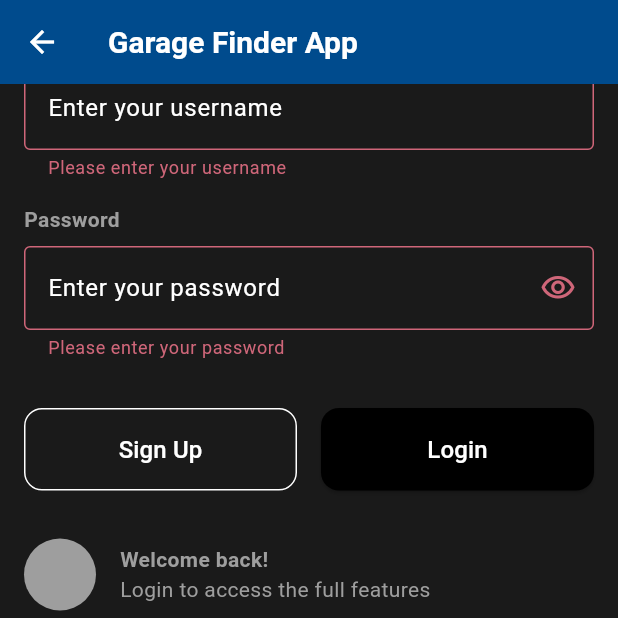
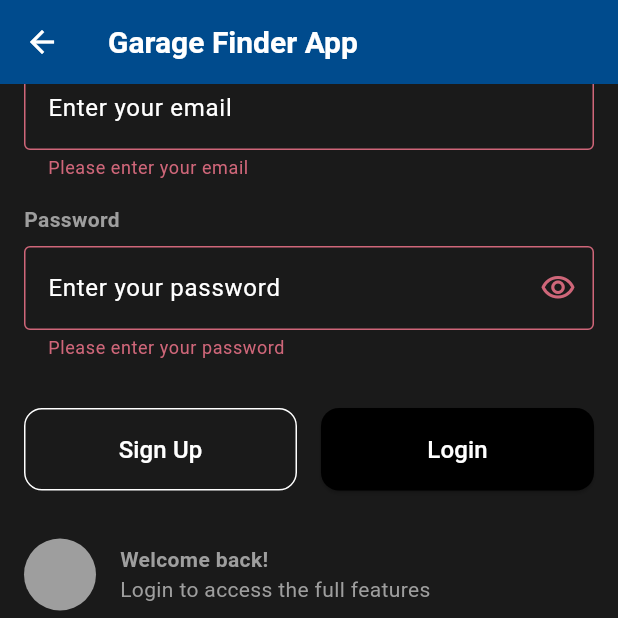
Before and after one commit to SalilMonga/GarageFinder, a Flutter app: the LoginPage screen opened by its route, scrolled down 56 dp, after a tap on "Login", on a phone screen of 412 x 824 dp, the top half of it. Run offline on Flutter 3.47's test engine with Material 3 defaults, Android fonts, the phone set to English and light mode, and no system bars; our stand-ins replace firebase_auth, firebase_core, google_maps_flutter; accounts and stored records are empty; network calls fail.

Commit message:
feat: login and signup working

```diff
--- a/garagefinder/lib/main.dart
+++ b/garagefinder/lib/main.dart
@@ -1,3 +1,4 @@
+import 'package:firebase_core/firebase_core.dart';
 import 'package:flutter/material.dart';
 import 'package:garagefinder/components/theme_notifier.dart';
 import 'package:garagefinder/screens/parking_layout/garage_layout_page.dart';
@@ -8,7 +9,10 @@
 import 'package:garagefinder/screens/settings_page.dart';
 import 'package:provider/provider.dart';
 
-void main() {
+void main() async {
+  WidgetsFlutterBinding.ensureInitialized(); // Ensures Flutter is ready
+  await Firebase.initializeApp();
+  print('Firebase initialized successfully'); // Initialize Firebase
   runApp(
     ChangeNotifierProvider(
       create: (_) => ThemeNotifier(),
--- a/garagefinder/lib/screens/login_page.dart
+++ b/garagefinder/lib/screens/login_page.dart
@@ -1,3 +1,4 @@
+import 'package:firebase_auth/firebase_auth.dart';
 import 'package:flutter/material.dart';
 import 'package:garagefinder/components/text_field.dart';
 import 'package:garagefinder/components/primary_button.dart';
@@ -22,16 +23,52 @@ class _LoginPageState extends State<LoginPage> {
     super.dispose();
   }
 
-  void _validateAndLogin() {
+  // void _validateAndLoginNoFireBase() {
+  //   if (_formKey.currentState?.validate() ?? false) {
+  //     Navigator.push(
+  //       context,
+  //       MaterialPageRoute(
+  //         builder: (context) => const OrganizationsPage(),
+  //       ),
+  //     );
+  //     FocusScope.of(context).unfocus();
+  //   }
+  // }
+
+  void _validateAndLogin() async {
     if (_formKey.currentState?.validate() ?? false) {
+      try {
+        // Sign in with email and password
+        final userCredential =
+            await FirebaseAuth.instance.signInWithEmailAndPassword(
+          email: _usernameController.text.trim(),
+          password: _passwordController.text.trim(),
+        );
+
+        // Navigate to OrganizationsPage on successful login
         Navigator.push(
           context,
           MaterialPageRoute(
             builder: (context) => const OrganizationsPage(),
           ),
         );
-      FocusScope.of(context).unfocus();
+      } on FirebaseAuthException catch (e) {
+        String errorMessage;
+        if (e.code == 'user-not-found') {
+          errorMessage = 'No user found for that email.';
+        } else if (e.code == 'wrong-password') {
+          errorMessage = 'Wrong password provided for that user.';
+        } else {
+          errorMessage = 'An unexpected error occurred. Please try again.';
         }
+
+        // Show error message
+        ScaffoldMessenger.of(context).showSnackBar(
+          SnackBar(content: Text(errorMessage)),
+        );
+      }
+    }
+    FocusScope.of(context).unfocus(); // Hide keyboard
   }
 
   @override
@@ -57,12 +94,12 @@ class _LoginPageState extends State<LoginPage> {
                 children: [
                   CustomTextField(
                     controller: _usernameController,
-                    labelText: 'Username',
-                    hintText: 'Enter your username',
-                    helperText: "Don't use special characters",
+                    labelText: 'Email',
+                    hintText: 'Enter your email',
+                    // helperText: "Don't use special characters",
                     validator: (value) {
                       if (value == null || value.isEmpty) {
-                        return 'Please enter your username';
+                        return 'Please enter your email';
                       }
                       return null;
                     },
```
Also changed, not shown: garagefinder/lib/screens/signup_page.dart (+57 -7 lines), 2 other files. Lines whose indentation alone changed are shown as unchanged.
